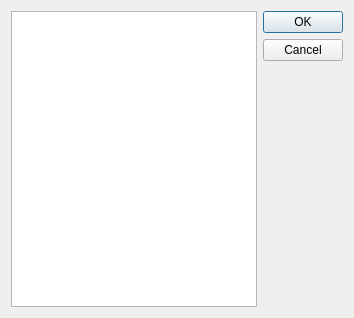
Qt form ui/doctype_dialog.ui (caxapyk/gaoo-cfp) before a commit.
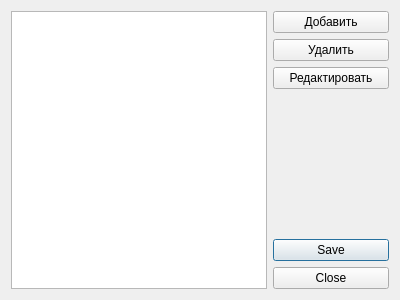
The same form after that commit.

Commit message: doctype dialog in progress

```diff
--- a/ui/doctype_dialog.ui
+++ b/ui/doctype_dialog.ui
@@ -6,8 +6,8 @@
    <rect>
     <x>0</x>
     <y>0</y>
-    <width>354</width>
-    <height>318</height>
+    <width>400</width>
+    <height>300</height>
    </rect>
   </property>
   <property name="windowTitle">
@@ -15,18 +15,53 @@
   </property>
   <layout class="QHBoxLayout" name="horizontalLayout">
    <item>
-    <widget class="QListView" name="listView_doctype"/>
-   </item>
-   <item>
-    <widget class="QDialogButtonBox" name="buttonBox">
-     <property name="orientation">
-      <enum>Qt::Vertical</enum>
-     </property>
-     <property name="standardButtons">
-      <set>QDialogButtonBox::Cancel|QDialogButtonBox::Ok</set>
+    <widget class="QListView" name="listView_doctype">
+     <property name="editTriggers">
+      <set>QAbstractItemView::EditKeyPressed</set>
      </property>
     </widget>
    </item>
+   <item>
+    <layout class="QVBoxLayout" name="verticalLayout">
+     <item>
+      <widget class="QPushButton" name="pushButton_create">
+       <property name="text">
+        <string>Добавить</string>
+       </property>
+      </widget>
+     </item>
+     <item>
+      <widget class="QPushButton" name="pushButton_remove">
+       <property name="text">
+        <string>Удалить</string>
+       </property>
+      </widget>
+     </item>
+     <item>
+      <widget class="QPushButton" name="pushButton_edit">
+       <property name="text">
+        <string>Редактировать</string>
+       </property>
+      </widget>
+     </item>
+     <item alignment="Qt::AlignBottom">
+      <widget class="QDialogButtonBox" name="buttonBox">
+       <property name="sizePolicy">
+        <sizepolicy hsizetype="Expanding" vsizetype="Expanding">
+         <horstretch>0</horstretch>
+         <verstretch>0</verstretch>
+        </sizepolicy>
+       </property>
+       <property name="orientation">
+        <enum>Qt::Vertical</enum>
+       </property>
+       <property name="standardButtons">
+        <set>QDialogButtonBox::Close|QDialogButtonBox::Save</set>
+       </property>
+      </widget>
+     </item>
+    </layout>
+   </item>
   </layout>
  </widget>
  <resources/>
```
Left out of the diff: 37 changed lines with no effect on the pictures. The commit also changes 25 other files.
